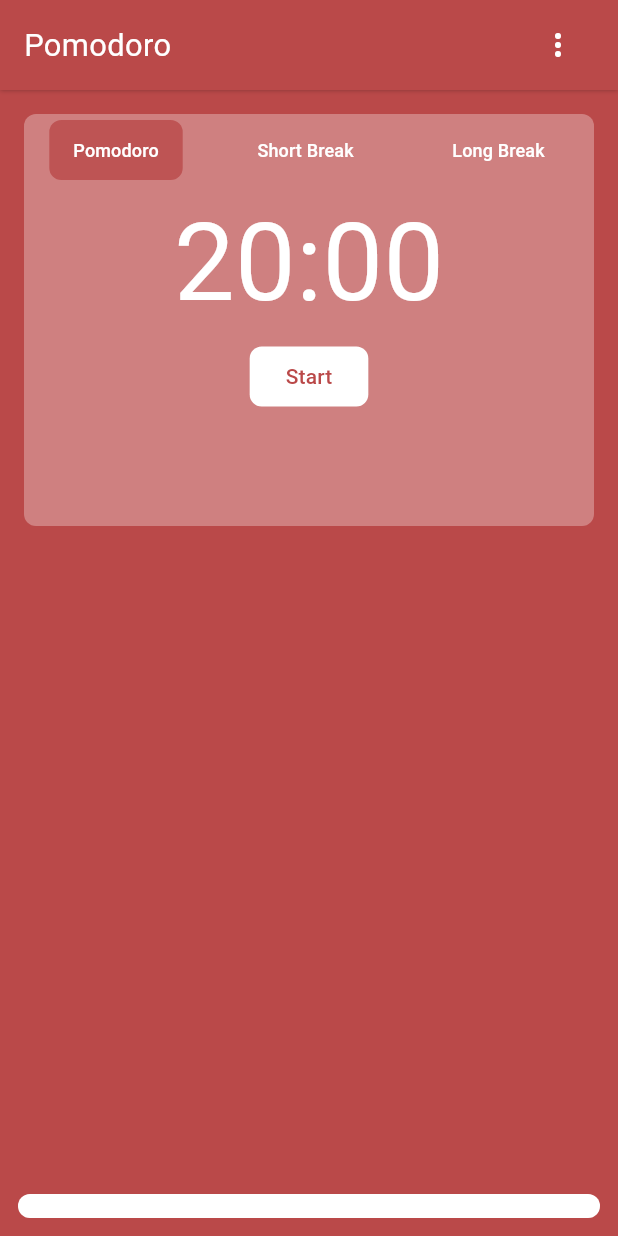
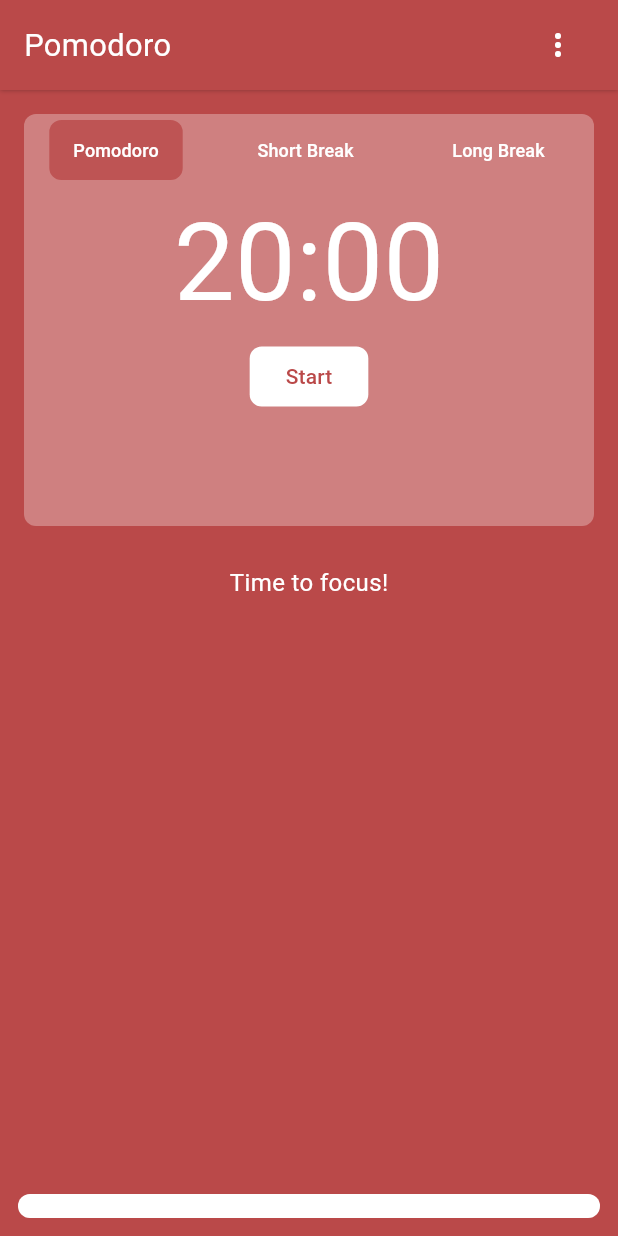
Before and after one commit to mfdpdev/pomodoro-app, a Flutter app: the screen it shows after launch, on a phone screen of 412 x 824 dp. Run offline on Flutter 3.47's test engine with Material 3 defaults, Android fonts, the phone set to English and light mode, and no system bars.

Commit message:
feat: Add text widget after timer widget

```diff
--- a/lib/main.dart
+++ b/lib/main.dart
@@ -436,6 +436,8 @@ class _HomeState extends State<Home> {
                 child: Column(
                   mainAxisAlignment: MainAxisAlignment.spaceBetween,
                   children: [
+                    Column(
+                      children: [
                         Padding(
                           padding: EdgeInsets.all(16.0),
                           child: Container(
@@ -588,6 +590,15 @@ class _HomeState extends State<Home> {
                             )
                           )
                         ),
+                        const SizedBox(height: 10),
+                        Text(bg == CustomColors.primary ? "Time to focus!" : "Time for a break!",
+                          style: TextStyle(
+                            color: Colors.white,
+                            fontSize: 16,
+                          )
+                        )
+                      ]
+                    ),
                     Container(
                       height: 40,
                       child: Padding(
```
Lines whose indentation alone changed are shown as unchanged.
